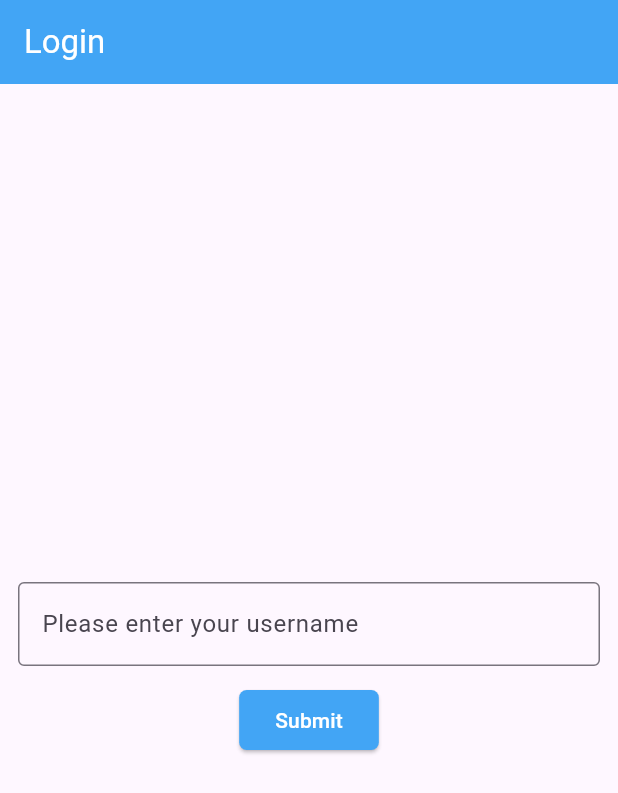
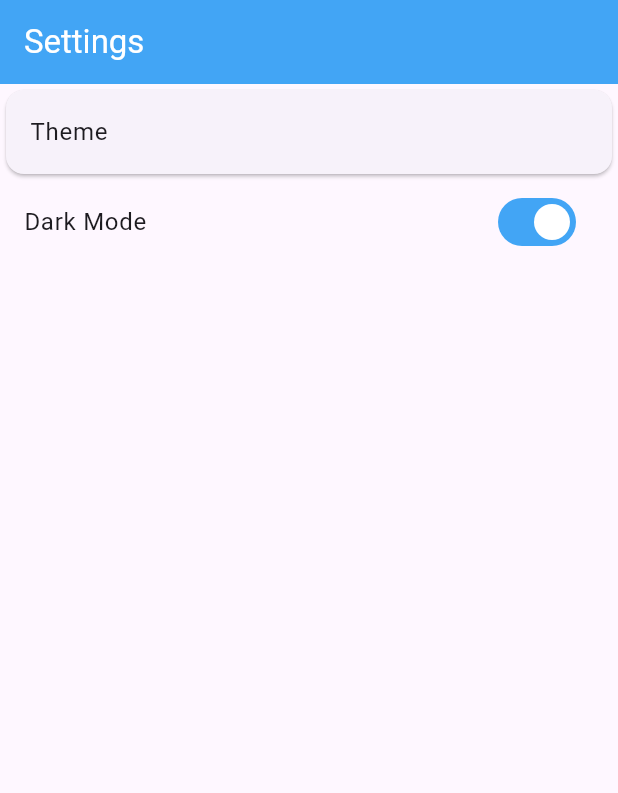
Before and after one commit to joshsaxx/everyday_flutter, a Flutter app: the screen it shows after launch, on a phone screen of 412 x 824 dp. Shown: the top 793 px of the screen. Run offline on Flutter 3.47's test engine with Material 3 defaults, Android fonts, the phone set to English and light mode, and no system bars; our stand-ins replace cached_network_image, google_fonts.

Commit message:
tutorial_sessions -- Shared Preferences -- Intro

```diff
--- a/lib/app/my_app.dart
+++ b/lib/app/my_app.dart
@@ -17,6 +17,7 @@ import 'package:flutter_tuts/app/tutorial_sessions/profile_ui/profile_ui_screen.
 import 'package:flutter_tuts/app/tutorial_sessions/responsive_ui/responsive_ui.dart';
 import 'package:flutter_tuts/app/tutorial_sessions/row_column_widgets/column_widget.dart';
 import 'package:flutter_tuts/app/tutorial_sessions/row_column_widgets/row_widget.dart';
+import 'package:flutter_tuts/app/tutorial_sessions/shared_pref/pages/settings.dart';
 import 'package:flutter_tuts/app/tutorial_sessions/stack_positioned_widgets/stack_widget.dart';
 import 'package:flutter_tuts/app/tutorial_sessions/state_management/provider/intro.dart';
 import 'package:flutter_tuts/app/tutorial_sessions/state_management/provider/provider_intro.dart';
@@ -31,7 +32,7 @@ class MyApp extends StatelessWidget {
   Widget build(BuildContext context) {
     return const MaterialApp(
       debugShowCheckedModeBanner: false,
-      home: ProviderJson(),
+      home: SharedPrefSettings(),
     );
   }
 }
--- /dev/null
+++ b/lib/app/tutorial_sessions/shared_pref/pages/settings.dart
@@ -0,0 +1,31 @@
+import 'package:flutter/material.dart';
+
+class SharedPrefSettings extends StatelessWidget {
+  const SharedPrefSettings({super.key});
+
+  @override
+  Widget build(BuildContext context) {
+    return Scaffold(
+      appBar: AppBar(
+        backgroundColor: Colors.blue[400],
+        foregroundColor: Colors.white,
+        title: const Text('Settings'),
+      ),
+      body: Column(
+        children: [
+          const Card(
+            child: ListTile(
+              title: Text('Theme'),
+            ),
+          ),
+          SwitchListTile(
+            activeColor: Colors.white,
+            activeTrackColor: Colors.blue[400],
+              title: const Text('Dark Mode'),
+              value: true,
+              onChanged: (value) {})
+        ],
+      ),
+    );
+  }
+}
--- a/lib/main.dart
+++ b/lib/main.dart
@@ -4,7 +4,7 @@ import 'package:flutter_tuts/app/tutorial_sessions/routes/main_route.dart';
 import 'package:flutter_tuts/app/tutorial_sessions/state_management/provider_and_routes/provider_routes.dart';
 
 //normal redirection
-//void main() =>runApp(const MyApp());
+void main() =>runApp(const MyApp());
 
 //Provider_and_Routes
-void main() =>runApp(const ProviderRoutes());
+//void main() =>runApp(const ProviderRoutes());
--- a/pubspec.yaml
+++ b/pubspec.yaml
@@ -40,6 +40,7 @@ dependencies:
   flutter_staggered_grid_view: ^0.7.0
   provider: ^6.1.2
   http: ^1.3.0
+  shared_preferences: ^2.5.3
 
 dev_dependencies:
   flutter_test:
@@ -65,6 +66,7 @@ flutter:
 
   # To add assets to your application, add an assets section, like this:
   assets:
+    - assets/images/
     - assets/images/profile.jpg
     - assets/images/placeholder.png
     - assets/images/profile_image.jpg
```
Also changed, not shown: assets/images/bird_logo.png (added), lib/app/tutorial_sessions/shared_pref/models/theme_settings.dart (added), pubspec.lock.
